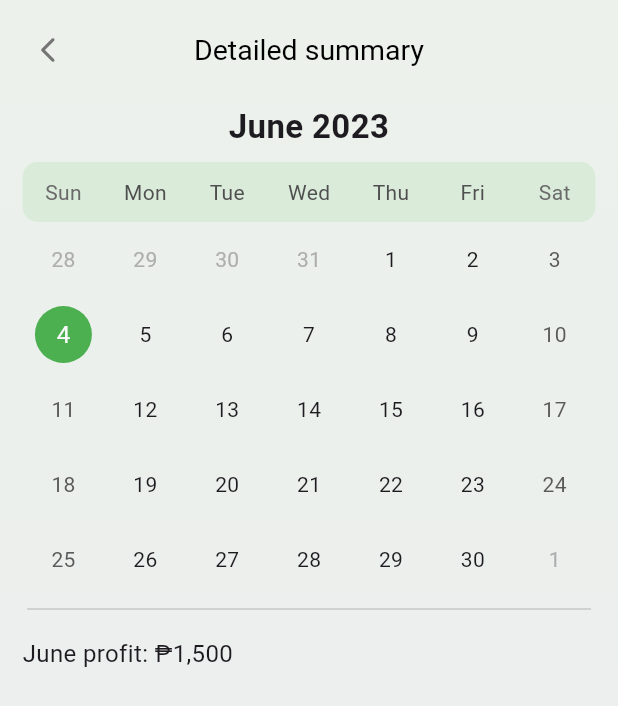
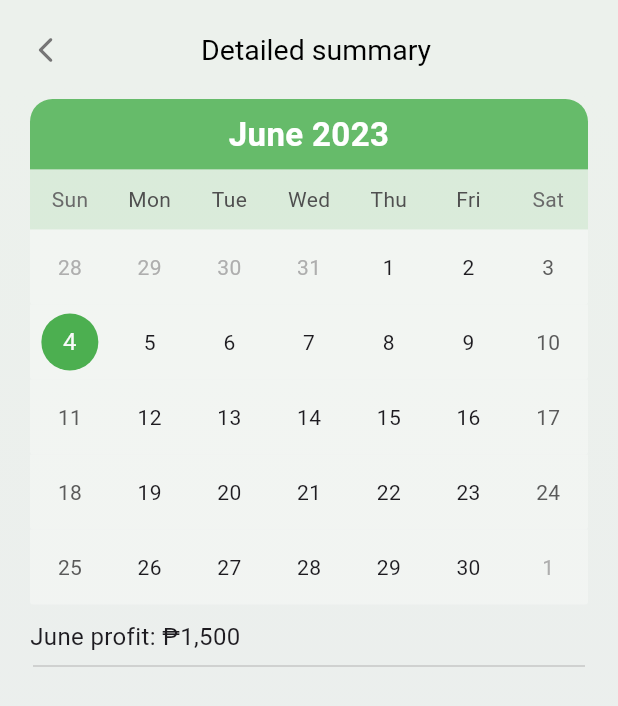
Before and after one commit to mechanixox/Plantdemic, a Flutter app: the AllSummary screen opened directly, on a phone screen of 412 x 824 dp. Shown: the top 706 px of the screen. Run offline on Flutter 3.47's test engine with Material 2 defaults, Android fonts, the light colour scheme and no system bars; drawn by our look-alikes of table_calendar; our stand-ins replace fl_chart, flutter_slidable, google_nav_bar, hive_flutter, image_picker, lottie; accounts and stored records are empty; project files that could hold a hidden picture were left out.

Commit message:
improved the design of table calendar

```diff
--- a/plantdemic/lib/pages/all_summary.dart
+++ b/plantdemic/lib/pages/all_summary.dart
@@ -38,7 +38,7 @@ class _AllSummaryState extends State<AllSummary> {
           title: Padding(
             padding: const EdgeInsets.only(top: 10.0),
             child: Text(
-              'Detailed summary',
+              '  Detailed summary',
               style: TextStyle(
                 color: Colors.black,
                 fontSize: 19,
@@ -52,7 +52,7 @@ class _AllSummaryState extends State<AllSummary> {
               Navigator.pop(context);
             },
             child: Padding(
-              padding: const EdgeInsets.only(left: 8.0, top: 10),
+              padding: const EdgeInsets.only(left: 5.0, top: 10),
               child: Icon(
                 Icons.arrow_back_ios_new_rounded,
                 color: Colors.grey.shade600,
@@ -77,7 +77,8 @@ class _AllSummaryState extends State<AllSummary> {
             children: [
               SizedBox(
                 child: Padding(
-                  padding: const EdgeInsets.only(top: 5.0, left: 15, right: 15),
+                  padding:
+                      const EdgeInsets.only(top: 10.0, left: 20, right: 20),
                   child: TableCalendar(
                     locale: "en_US",
                     rowHeight: 50,
@@ -85,10 +86,15 @@ class _AllSummaryState extends State<AllSummary> {
                     daysOfWeekStyle: DaysOfWeekStyle(
                       decoration: BoxDecoration(
                         color: Colors.green.shade100.withOpacity(0.5),
-                        borderRadius: BorderRadius.circular(10),
                       ),
                     ),
                     calendarStyle: CalendarStyle(
+                      rowDecoration: BoxDecoration(
+                          color: Colors.white.withOpacity(0.3),
+                          borderRadius: BorderRadius.only(
+                            bottomLeft: Radius.circular(2),
+                            bottomRight: Radius.circular(2),
+                          )),
                       selectedDecoration: BoxDecoration(
                         color: Colors.green,
                         shape: BoxShape.circle,
@@ -108,9 +114,19 @@ class _AllSummaryState extends State<AllSummary> {
                       leftChevronVisible: false,
                       rightChevronVisible: false,
                       formatButtonVisible: false,
-                      titleTextStyle:
-                          TextStyle(fontWeight: FontWeight.bold, fontSize: 22),
+                      titleTextStyle: TextStyle(
+                        fontWeight: FontWeight.bold,
+                        fontSize: 22,
+                        color: Colors.white,
+                      ),
                       titleCentered: true,
+                      decoration: BoxDecoration(
+                        color: Colors.green.shade400,
+                        borderRadius: BorderRadius.only(
+                          topLeft: Radius.circular(15),
+                          topRight: Radius.circular(15),
+                        ),
+                      ),
                     ),
                     availableGestures: AvailableGestures.all,
                     selectedDayPredicate: (day) => isSameDay(day, today),
@@ -122,14 +138,7 @@ class _AllSummaryState extends State<AllSummary> {
                 ),
               ),
               Padding(
-                padding: const EdgeInsets.symmetric(horizontal: 18),
-                child: Divider(
-                  thickness: 1,
-                  color: Colors.grey.shade400.withOpacity(0.8),
-                ),
-              ),
-              Padding(
-                padding: const EdgeInsets.only(left: 15, top: 10),
+                padding: const EdgeInsets.only(left: 20, top: 10),
                 child: Align(
                   alignment: Alignment.centerLeft,
                   child: Text(
@@ -140,6 +149,13 @@ class _AllSummaryState extends State<AllSummary> {
                   ),
                 ),
               ),
+              Padding(
+                padding: const EdgeInsets.symmetric(horizontal: 22),
+                child: Divider(
+                  thickness: 1,
+                  color: Colors.grey.shade400.withOpacity(0.8),
+                ),
+              ),
             ],
           ),
         ),
```
